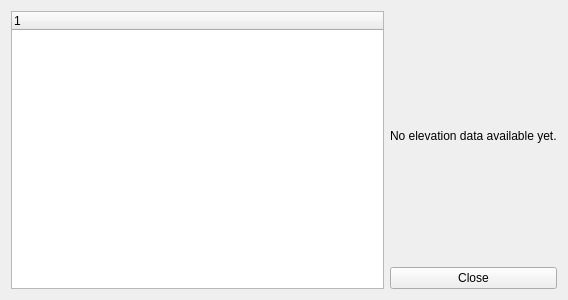
The window that client/tripinfodialog.ui (unsanded/monav) describes before a commit, drawn with Qt 5.
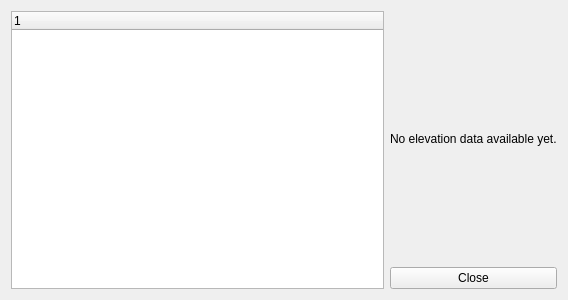
The same window after the commit.

Commit message: Some cleanup. The elevation image now should have stopped being resized at the next gps update after the dialog wa opened.

Diff of the .ui file:
```diff
--- a/client/tripinfodialog.ui
+++ b/client/tripinfodialog.ui
@@ -14,7 +14,7 @@
    <string>Trip Information</string>
   </property>
   <layout class="QGridLayout" name="gridLayout">
-   <item row="0" column="0" rowspan="2">
+   <item row="0" column="0" rowspan="4">
     <widget class="QTreeWidget" name="treeWidget">
      <column>
       <property name="text">
@@ -24,13 +24,39 @@
     </widget>
    </item>
    <item row="0" column="1">
+    <spacer name="verticalSpacer_2">
+     <property name="orientation">
+      <enum>Qt::Vertical</enum>
+     </property>
+     <property name="sizeHint" stdset="0">
+      <size>
+       <width>20</width>
+       <height>118</height>
+      </size>
+     </property>
+    </spacer>
+   </item>
+   <item row="1" column="1">
     <widget class="QLabel" name="displayTrackProfile">
      <property name="text">
       <string>No elevation data available yet.</string>
      </property>
     </widget>
    </item>
-   <item row="1" column="1">
+   <item row="2" column="1">
+    <spacer name="verticalSpacer">
+     <property name="orientation">
+      <enum>Qt::Vertical</enum>
+     </property>
+     <property name="sizeHint" stdset="0">
+      <size>
+       <width>20</width>
+       <height>117</height>
+      </size>
+     </property>
+    </spacer>
+   </item>
+   <item row="3" column="1">
     <widget class="QPushButton" name="cancel">
      <property name="text">
       <string>Close</string>
```
The commit also changes 1 other file.
